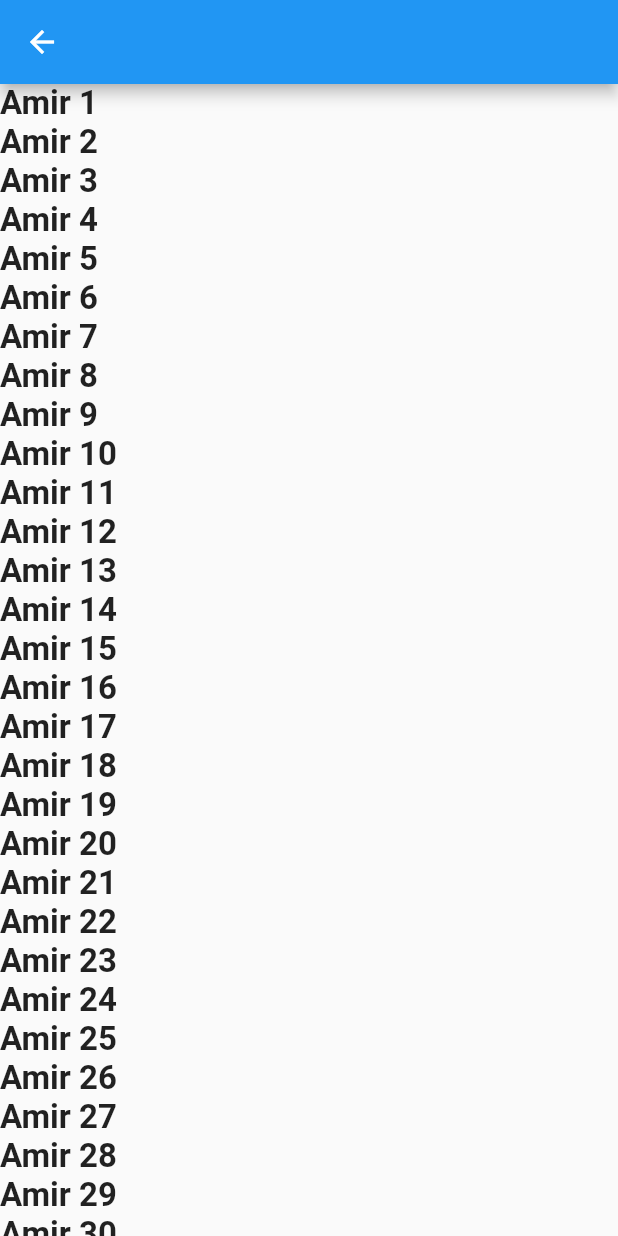
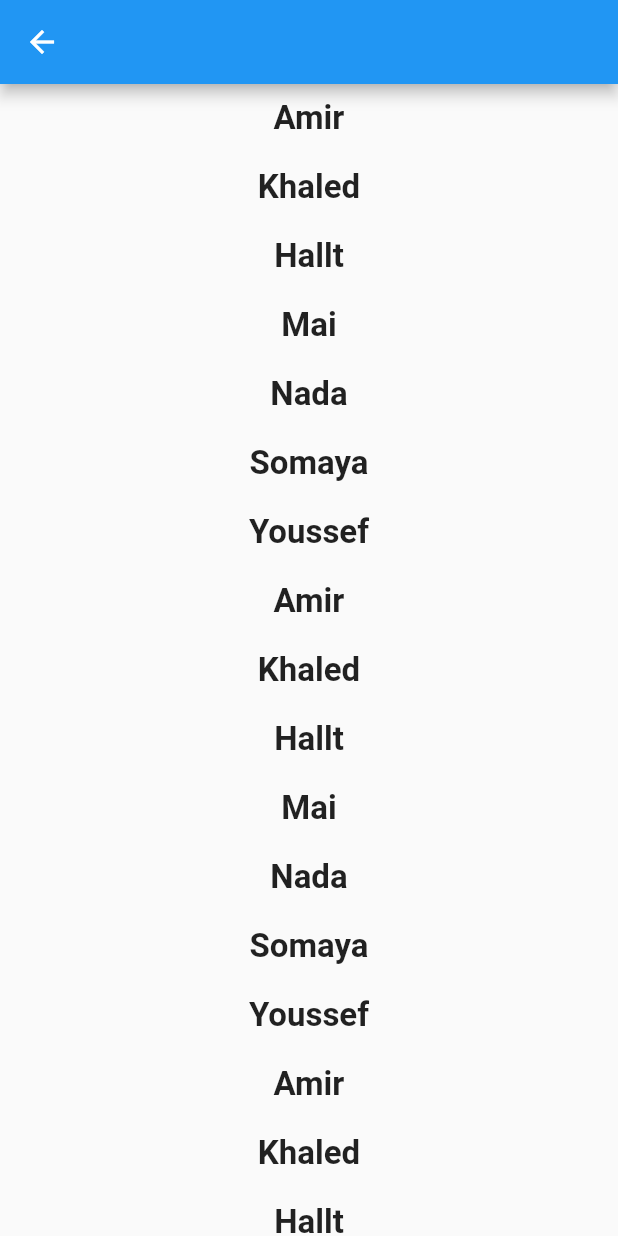
Before and after one commit to amir58/flutter_app_monday, a Flutter app: the MySimpleListView screen opened directly, on a phone screen of 412 x 824 dp. Run offline on Flutter 3.47's test engine with Material 2 defaults, Android fonts, the phone set to English and light mode, and no system bars; network calls fail.

Commit message:
Session 12 Design > ListView

```diff
--- a/lib/listview_buuilder.dart
+++ b/lib/listview_buuilder.dart
@@ -1,22 +1,53 @@
 import 'package:flutter/material.dart';
+import 'package:flutter_app_monday/user.dart';
 
 class MySimpleListView extends StatelessWidget {
   MySimpleListView({Key key}) : super(key: key);
+
+
+  List<String> names = [
+    'Amir',
+    'Khaled',
+    'Hallt',
+    'Mai',
+    'Nada',
+    'Somaya',
+    'Youssef',
+    'Amir',
+    'Khaled',
+    'Hallt',
+    'Mai',
+    'Nada',
+    'Somaya',
+    'Youssef',
+    'Amir',
+    'Khaled',
+    'Hallt',
+    'Mai',
+    'Nada',
+    'Somaya',
+    'Youssef',
+  ];
 
   @override
   Widget build(BuildContext context) {
     return Scaffold(
       appBar: AppBar(),
       body: ListView.builder(
-        itemBuilder:  (context, index) {
-          return Text(
-            "Amir ${++index}",
-            style: TextStyle(fontWeight: FontWeight.bold, fontSize: 22),
+        scrollDirection: Axis.vertical,
+        itemBuilder: (context, index) {
+          return Container(
+            width: double.infinity,
+            margin: EdgeInsets.all(10),
+            child: Text(
+              names[index],
+              textAlign: TextAlign.center,
+              style: TextStyle(fontWeight: FontWeight.bold, fontSize: 22),
+            ),
           );
         },
-        itemCount: 1000,
+        itemCount: names.length,
       ),
     );
   }
-
 }
--- a/lib/main.dart
+++ b/lib/main.dart
@@ -1,4 +1,5 @@
 import 'package:flutter/material.dart';
+import 'package:flutter_app_monday/counter_screen.dart';
 import 'package:flutter_app_monday/listview_buuilder.dart';
 import 'package:flutter_app_monday/login_screen.dart';
 import 'package:flutter_app_monday/messenager_screen.dart';
@@ -18,7 +19,7 @@ class MyApp extends StatelessWidget {
       theme: ThemeData(
         primarySwatch : Colors.blue
       ),
-      home: MessengerScreen(),
+      home: SecondScreen(),
     );
   }
 }
```
Also changed, not shown: lib/counter_screen.dart (added, +35 -0 lines), lib/messenager_screen.dart (+26 -6 lines), lib/second_screen.dart (+31 -9 lines), lib/user.dart (added, +9 -0 lines).
